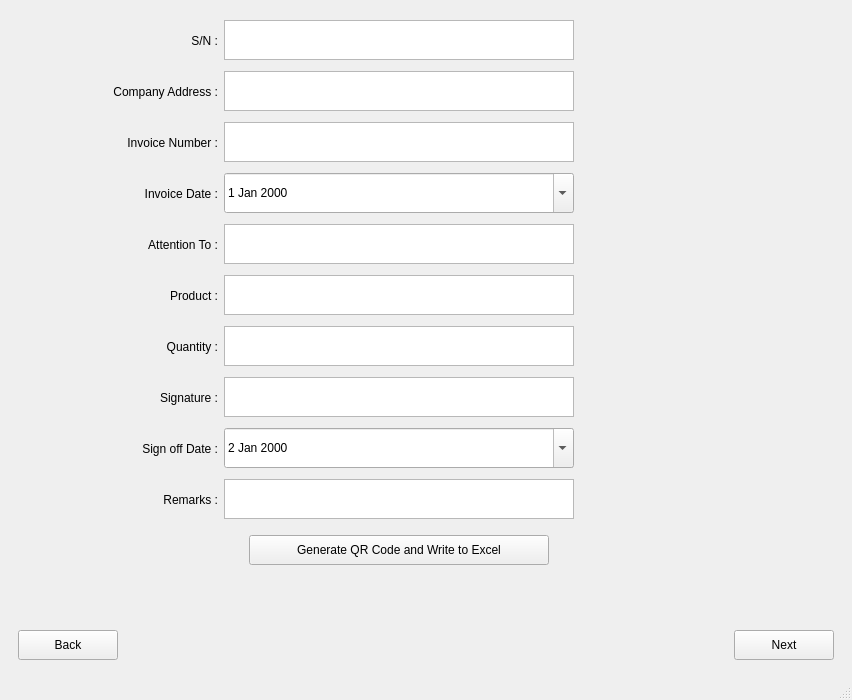
Before: the Qt Designer form Trace.ui in ben-wsh10/Product_Traceability, drawn with Qt 5.
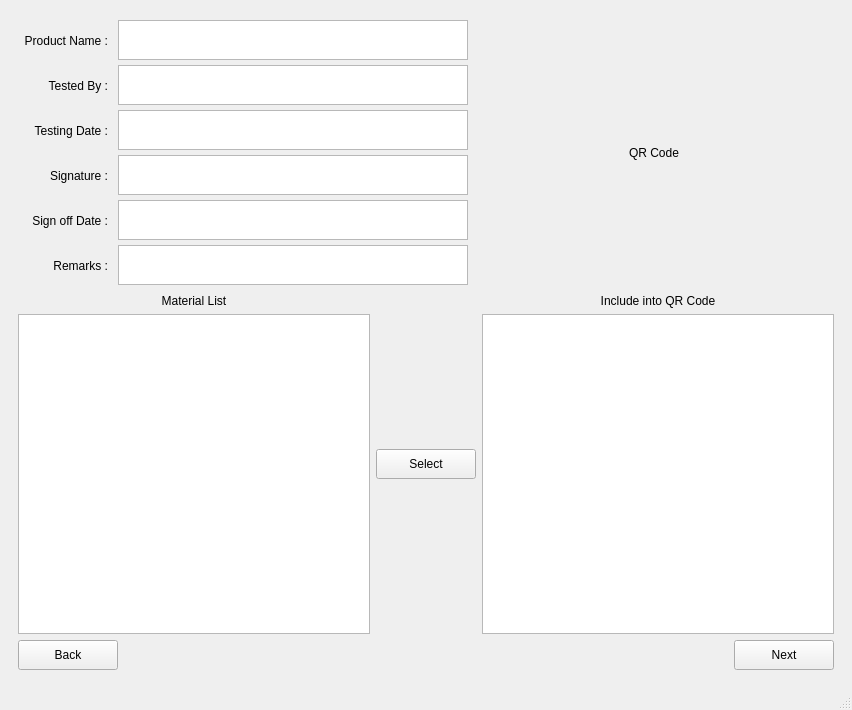
After: the same form once the commit is applied. The open tabs and pages were chosen to show the change.

Commit message: added UI for assembled product qr code page

```diff
--- a/Trace.ui
+++ b/Trace.ui
@@ -7,7 +7,7 @@
     <x>0</x>
     <y>0</y>
     <width>852</width>
-    <height>700</height>
+    <height>710</height>
    </rect>
   </property>
   <property name="windowTitle">
@@ -617,7 +617,7 @@
           </item>
          </layout>
         </widget>
-        <widget class="QWidget" name="page">
+        <widget class="QWidget" name="materialInputPage">
          <layout class="QVBoxLayout" name="verticalLayout_11">
           <item>
            <layout class="QVBoxLayout" name="verticalLayout_10">
@@ -1386,6 +1386,520 @@
               </item>
               <item alignment="Qt::AlignRight|Qt::AlignBottom">
                <widget class="QPushButton" name="nextButton2">
+                <property name="sizePolicy">
+                 <sizepolicy hsizetype="Minimum" vsizetype="Minimum">
+                  <horstretch>0</horstretch>
+                  <verstretch>0</verstretch>
+                 </sizepolicy>
+                </property>
+                <property name="minimumSize">
+                 <size>
+                  <width>100</width>
+                  <height>30</height>
+                 </size>
+                </property>
+                <property name="maximumSize">
+                 <size>
+                  <width>100</width>
+                  <height>30</height>
+                 </size>
+                </property>
+                <property name="text">
+                 <string>Next</string>
+                </property>
+               </widget>
+              </item>
+             </layout>
+            </item>
+           </layout>
+          </item>
+         </layout>
+        </widget>
+        <widget class="QWidget" name="page">
+         <layout class="QVBoxLayout" name="verticalLayout_14">
+          <item>
+           <layout class="QVBoxLayout" name="verticalLayout_13">
+            <item>
+             <layout class="QHBoxLayout" name="horizontalLayout_22">
+              <item>
+               <layout class="QVBoxLayout" name="verticalLayout_15">
+                <property name="spacing">
+                 <number>0</number>
+                </property>
+                <item>
+                 <layout class="QHBoxLayout" name="horizontalLayout_25">
+                  <item>
+                   <widget class="QLabel" name="label_13">
+                    <property name="sizePolicy">
+                     <sizepolicy hsizetype="Minimum" vsizetype="Minimum">
+                      <horstretch>0</horstretch>
+                      <verstretch>0</verstretch>
+                     </sizepolicy>
+                    </property>
+                    <property name="minimumSize">
+                     <size>
+                      <width>100</width>
+                      <height>45</height>
+                     </size>
+                    </property>
+                    <property name="maximumSize">
+                     <size>
+                      <width>100</width>
+                      <height>45</height>
+                     </size>
+                    </property>
+                    <property name="text">
+                     <string>Product Name :   </string>
+                    </property>
+                    <property name="alignment">
+                     <set>Qt::AlignRight|Qt::AlignTrailing|Qt::AlignVCenter</set>
+                    </property>
+                   </widget>
+                  </item>
+                  <item>
+                   <widget class="QPlainTextEdit" name="pNameTextEdit">
+                    <property name="sizePolicy">
+                     <sizepolicy hsizetype="Minimum" vsizetype="Minimum">
+                      <horstretch>0</horstretch>
+                      <verstretch>0</verstretch>
+                     </sizepolicy>
+                    </property>
+                    <property name="minimumSize">
+                     <size>
+                      <width>350</width>
+                      <height>40</height>
+                     </size>
+                    </property>
+                    <property name="maximumSize">
+                     <size>
+                      <width>350</width>
+                      <height>40</height>
+                     </size>
+                    </property>
+                   </widget>
+                  </item>
+                 </layout>
+                </item>
+                <item>
+                 <layout class="QHBoxLayout" name="horizontalLayout_26">
+                  <item>
+                   <widget class="QLabel" name="label_14">
+                    <property name="sizePolicy">
+                     <sizepolicy hsizetype="Minimum" vsizetype="Minimum">
+                      <horstretch>0</horstretch>
+                      <verstretch>0</verstretch>
+                     </sizepolicy>
+                    </property>
+                    <property name="minimumSize">
+                     <size>
+                      <width>100</width>
+                      <height>45</height>
+                     </size>
+                    </property>
+                    <property name="maximumSize">
+                     <size>
+                      <width>100</width>
+                      <height>45</height>
+                     </size>
+                    </property>
+                    <property name="text">
+                     <string>Tested By :   </string>
+                    </property>
+                    <property name="alignment">
+                     <set>Qt::AlignRight|Qt::AlignTrailing|Qt::AlignVCenter</set>
+                    </property>
+                   </widget>
+                  </item>
+                  <item>
+                   <widget class="QPlainTextEdit" name="tByTextEdit_2">
+                    <property name="sizePolicy">
+                     <sizepolicy hsizetype="Minimum" vsizetype="Minimum">
+                      <horstretch>0</horstretch>
+                      <verstretch>0</verstretch>
+                     </sizepolicy>
+                    </property>
+                    <property name="minimumSize">
+                     <size>
+                      <width>350</width>
+                      <height>40</height>
+                     </size>
+                    </property>
+                    <property name="maximumSize">
+                     <size>
+                      <width>350</width>
+                      <height>40</height>
+                     </size>
+                    </property>
+                   </widget>
+                  </item>
+                 </layout>
+                </item>
+                <item>
+                 <layout class="QHBoxLayout" name="horizontalLayout_27">
+                  <item>
+                   <widget class="QLabel" name="label_15">
+                    <property name="sizePolicy">
+                     <sizepolicy hsizetype="Minimum" vsizetype="Minimum">
+                      <horstretch>0</horstretch>
+                      <verstretch>0</verstretch>
+                     </sizepolicy>
+                    </property>
+                    <property name="minimumSize">
+                     <size>
+                      <width>100</width>
+                      <height>45</height>
+                     </size>
+                    </property>
+                    <property name="maximumSize">
+                     <size>
+                      <width>100</width>
+                      <height>45</height>
+                     </size>
+                    </property>
+                    <property name="text">
+                     <string>Testing Date :   </string>
+                    </property>
+                    <property name="alignment">
+                     <set>Qt::AlignRight|Qt::AlignTrailing|Qt::AlignVCenter</set>
+                    </property>
+                   </widget>
+                  </item>
+                  <item>
+                   <widget class="QPlainTextEdit" name="tDateTextEdit_3">
+                    <property name="sizePolicy">
+                     <sizepolicy hsizetype="Minimum" vsizetype="Minimum">
+                      <horstretch>0</horstretch>
+                      <verstretch>0</verstretch>
+                     </sizepolicy>
+                    </property>
+                    <property name="minimumSize">
+                     <size>
+                      <width>350</width>
+                      <height>40</height>
+                     </size>
+                    </property>
+                    <property name="maximumSize">
+                     <size>
+                      <width>350</width>
+                      <height>40</height>
+                     </size>
+                    </property>
+                   </widget>
+                  </item>
+                 </layout>
+                </item>
+                <item>
+                 <layout class="QHBoxLayout" name="horizontalLayout_28">
+                  <item>
+                   <widget class="QLabel" name="label_16">
+                    <property name="sizePolicy">
+                     <sizepolicy hsizetype="Minimum" vsizetype="Minimum">
+                      <horstretch>0</horstretch>
+                      <verstretch>0</verstretch>
+                     </sizepolicy>
+                    </property>
+                    <property name="minimumSize">
+                     <size>
+                      <width>100</width>
+                      <height>45</height>
+                     </size>
+                    </property>
+                    <property name="maximumSize">
+                     <size>
+                      <width>100</width>
+                      <height>45</height>
+                     </size>
+                    </property>
+                    <property name="text">
+                     <string>Signature :   </string>
+                    </property>
+                    <property name="alignment">
+                     <set>Qt::AlignRight|Qt::AlignTrailing|Qt::AlignVCenter</set>
+                    </property>
+                   </widget>
+                  </item>
+                  <item>
+                   <widget class="QPlainTextEdit" name="signature2TextEdit_4">
+                    <property name="sizePolicy">
+                     <sizepolicy hsizetype="Minimum" vsizetype="Minimum">
+                      <horstretch>0</horstretch>
+                      <verstretch>0</verstretch>
+                     </sizepolicy>
+                    </property>
+                    <property name="minimumSize">
+                     <size>
+                      <width>350</width>
+                      <height>40</height>
+                     </size>
+                    </property>
+                    <property name="maximumSize">
+                     <size>
+                      <width>350</width>
+                      <height>40</height>
+                     </size>
+                    </property>
+                   </widget>
+                  </item>
+                 </layout>
+                </item>
+                <item>
+                 <layout class="QHBoxLayout" name="horizontalLayout_29">
+                  <item>
+                   <widget class="QLabel" name="label_17">
+                    <property name="sizePolicy">
+                     <sizepolicy hsizetype="Minimum" vsizetype="Minimum">
+                      <horstretch>0</horstretch>
+                      <verstretch>0</verstretch>
+                     </sizepolicy>
+                    </property>
+                    <property name="minimumSize">
+                     <size>
+                      <width>100</width>
+                      <height>45</height>
+                     </size>
+                    </property>
+                    <property name="maximumSize">
+                     <size>
+                      <width>100</width>
+                      <height>45</height>
+                     </size>
+                    </property>
+                    <property name="text">
+                     <string>Sign off Date :   </string>
+                    </property>
+                    <property name="alignment">
+                     <set>Qt::AlignRight|Qt::AlignTrailing|Qt::AlignVCenter</set>
+                    </property>
+                   </widget>
+                  </item>
+                  <item>
+                   <widget class="QPlainTextEdit" name="sODate2TextEdit_5">
+                    <property name="sizePolicy">
+                     <sizepolicy hsizetype="Minimum" vsizetype="Minimum">
+                      <horstretch>0</horstretch>
+                      <verstretch>0</verstretch>
+                     </sizepolicy>
+                    </property>
+                    <property name="minimumSize">
+                     <size>
+                      <width>350</width>
+                      <height>40</height>
+                     </size>
+                    </property>
+                    <property name="maximumSize">
+                     <size>
+                      <width>350</width>
+                      <height>40</height>
+                     </size>
+                    </property>
+                   </widget>
+                  </item>
+                 </layout>
+                </item>
+                <item>
+                 <layout class="QHBoxLayout" name="horizontalLayout_30">
+                  <item>
+                   <widget class="QLabel" name="label_18">
+                    <property name="minimumSize">
+                     <size>
+                      <width>100</width>
+                      <height>45</height>
+                     </size>
+                    </property>
+                    <property name="maximumSize">
+                     <size>
+                      <width>100</width>
+                      <height>45</height>
+                     </size>
+                    </property>
+                    <property name="text">
+                     <string>Remarks :   </string>
+                    </property>
+                    <property name="alignment">
+                     <set>Qt::AlignRight|Qt::AlignTrailing|Qt::AlignVCenter</set>
+                    </property>
+                   </widget>
+                  </item>
+                  <item>
+                   <widget class="QPlainTextEdit" name="remarks2TextEdit_6">
+                    <property name="sizePolicy">
+                     <sizepolicy hsizetype="Minimum" vsizetype="Minimum">
+                      <horstretch>0</horstretch>
+                      <verstretch>0</verstretch>
+                     </sizepolicy>
+                    </property>
+                    <property name="minimumSize">
+                     <size>
+                      <width>350</width>
+                      <height>40</height>
+                     </size>
+                    </property>
+                    <property name="maximumSize">
+                     <size>
+                      <width>350</width>
+                      <height>40</height>
+                     </size>
+                    </property>
+                   </widget>
+                  </item>
+                 </layout>
+                </item>
+               </layout>
+              </item>
+              <item>
+               <layout class="QVBoxLayout" name="verticalLayout_16">
+                <item alignment="Qt::AlignHCenter|Qt::AlignVCenter">
+                 <widget class="QLabel" name="qrCode2">
+                  <property name="sizePolicy">
+                   <sizepolicy hsizetype="Minimum" vsizetype="Minimum">
+                    <horstretch>0</horstretch>
+                    <verstretch>0</verstretch>
+                   </sizepolicy>
+                  </property>
+                  <property name="minimumSize">
+                   <size>
+                    <width>150</width>
+                    <height>150</height>
+                   </size>
+                  </property>
+                  <property name="maximumSize">
+                   <size>
+                    <width>150</width>
+                    <height>150</height>
+                   </size>
+                  </property>
+                  <property name="text">
+                   <string>QR Code</string>
+                  </property>
+                  <property name="alignment">
+                   <set>Qt::AlignCenter</set>
+                  </property>
+                 </widget>
+                </item>
+               </layout>
+              </item>
+             </layout>
+            </item>
+            <item>
+             <layout class="QHBoxLayout" name="horizontalLayout_23">
+              <item>
+               <layout class="QVBoxLayout" name="verticalLayout_17">
+                <item>
+                 <widget class="QLabel" name="label_19">
+                  <property name="sizePolicy">
+                   <sizepolicy hsizetype="Expanding" vsizetype="Fixed">
+                    <horstretch>0</horstretch>
+                    <verstretch>0</verstretch>
+                   </sizepolicy>
+                  </property>
+                  <property name="text">
+                   <string>Material List</string>
+                  </property>
+                  <property name="alignment">
+                   <set>Qt::AlignCenter</set>
+                  </property>
+                 </widget>
+                </item>
+                <item>
+                 <widget class="QListWidget" name="materialList"/>
+                </item>
+               </layout>
+              </item>
+              <item>
+               <layout class="QVBoxLayout" name="verticalLayout_19">
+                <item>
+                 <widget class="QPushButton" name="selectButton">
+                  <property name="sizePolicy">
+                   <sizepolicy hsizetype="Minimum" vsizetype="Minimum">
+                    <horstretch>0</horstretch>
+                    <verstretch>0</verstretch>
+                   </sizepolicy>
+                  </property>
+                  <property name="minimumSize">
+                   <size>
+                    <width>100</width>
+                    <height>30</height>
+                   </size>
+                  </property>
+                  <property name="maximumSize">
+                   <size>
+                    <width>100</width>
+                    <height>30</height>
+                   </size>
+                  </property>
+                  <property name="text">
+                   <string>Select</string>
+                  </property>
+                 </widget>
+                </item>
+               </layout>
+              </item>
+              <item>
+               <layout class="QVBoxLayout" name="verticalLayout_18">
+                <item>
+                 <widget class="QLabel" name="label_20">
+                  <property name="sizePolicy">
+                   <sizepolicy hsizetype="Expanding" vsizetype="Fixed">
+                    <horstretch>0</horstretch>
+                    <verstretch>0</verstretch>
+                   </sizepolicy>
+                  </property>
+                  <property name="maximumSize">
+                   <size>
+                    <width>400</width>
+                    <height>16777215</height>
+                   </size>
+                  </property>
+                  <property name="text">
+                   <string>Include into QR Code</string>
+                  </property>
+                  <property name="alignment">
+                   <set>Qt::AlignCenter</set>
+                  </property>
+                 </widget>
+                </item>
+                <item>
+                 <widget class="QListWidget" name="includeList"/>
+                </item>
+               </layout>
+              </item>
+             </layout>
+            </item>
+            <item>
+             <layout class="QHBoxLayout" name="horizontalLayout_24">
+              <item alignment="Qt::AlignLeft|Qt::AlignBottom">
+               <widget class="QPushButton" name="backButton5">
+                <property name="sizePolicy">
+                 <sizepolicy hsizetype="Minimum" vsizetype="Minimum">
+                  <horstretch>0</horstretch>
+                  <verstretch>0</verstretch>
+                 </sizepolicy>
+                </property>
+                <property name="minimumSize">
+                 <size>
+                  <width>100</width>
+                  <height>30</height>
+                 </size>
+                </property>
+                <property name="maximumSize">
+                 <size>
+                  <width>100</width>
+                  <height>30</height>
+                 </size>
+                </property>
+                <property name="text">
+                 <string>Back</string>
+                </property>
+               </widget>
+              </item>
+              <item alignment="Qt::AlignRight|Qt::AlignBottom">
+               <widget class="QPushButton" name="pushButton">
+                <property name="sizePolicy">
+                 <sizepolicy hsizetype="Minimum" vsizetype="Minimum">
+                  <horstretch>0</horstretch>
+                  <verstretch>0</verstretch>
+                 </sizepolicy>
+                </property>
                 <property name="minimumSize">
                  <size>
                   <width>100</width>
```
Left out of the diff: 7 changed lines with no effect on the pictures. The commit also changes 2 other files.
